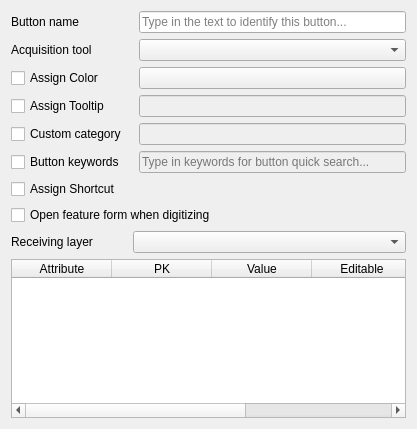
Above: gui/CustomWidgets/BasicInterfaceWidgets/buttonPropWidget.ui from dsgoficial/DsgTools before the change. Below: the same form after it.
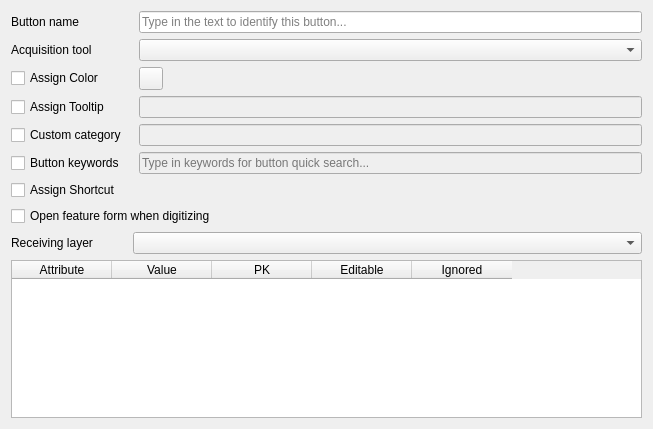
That is the form after the change. Custom widgets are drawn as their Qt base class.

Commit message: enlarged initial size for forms. modified enabled behaviour for buttons

Diff of the .ui file:
```diff
--- a/gui/CustomWidgets/BasicInterfaceWidgets/buttonPropWidget.ui
+++ b/gui/CustomWidgets/BasicInterfaceWidgets/buttonPropWidget.ui
@@ -6,7 +6,7 @@
    <rect>
     <x>0</x>
     <y>0</y>
-    <width>417</width>
+    <width>653</width>
     <height>429</height>
    </rect>
   </property>
@@ -32,31 +32,6 @@
      <property name="enabled">
       <bool>true</bool>
      </property>
-     <column>
-      <property name="text">
-       <string>Attribute</string>
-      </property>
-     </column>
-     <column>
-      <property name="text">
-       <string>PK</string>
-      </property>
-     </column>
-     <column>
-      <property name="text">
-       <string>Value</string>
-      </property>
-     </column>
-     <column>
-      <property name="text">
-       <string>Editable</string>
-      </property>
-     </column>
-     <column>
-      <property name="text">
-       <string>Ignored</string>
-      </property>
-     </column>
     </widget>
    </item>
    <item row="3" column="0">
@@ -174,12 +149,44 @@
    <item row="9" column="1" colspan="2">
     <widget class="QgsMapLayerComboBox" name="mMapLayerComboBox"/>
    </item>
+   <item row="10" column="0" colspan="3">
+    <widget class="QTableWidget" name="attributeTableWidget">
+     <property name="enabled">
+      <bool>true</bool>
+     </property>
+     <column>
+      <property name="text">
+       <string>Attribute</string>
+      </property>
+     </column>
+     <column>
+      <property name="text">
+       <string>Value</string>
+      </property>
+     </column>
+     <column>
+      <property name="text">
+       <string>PK</string>
+      </property>
+     </column>
+     <column>
+      <property name="text">
+       <string>Editable</string>
+      </property>
+     </column>
+     <column>
+      <property name="text">
+       <string>Ignored</string>
+      </property>
+     </column>
+    </widget>
+   </item>
   </layout>
  </widget>
  <customwidgets>
   <customwidget>
    <class>QgsColorButton</class>
-   <extends>QPushButton</extends>
+   <extends>QToolButton</extends>
    <header>qgscolorbutton.h</header>
   </customwidget>
   <customwidget>
```
Left out of the diff: 63 changed lines with no effect on the pictures. The commit also changes 2 other files.
